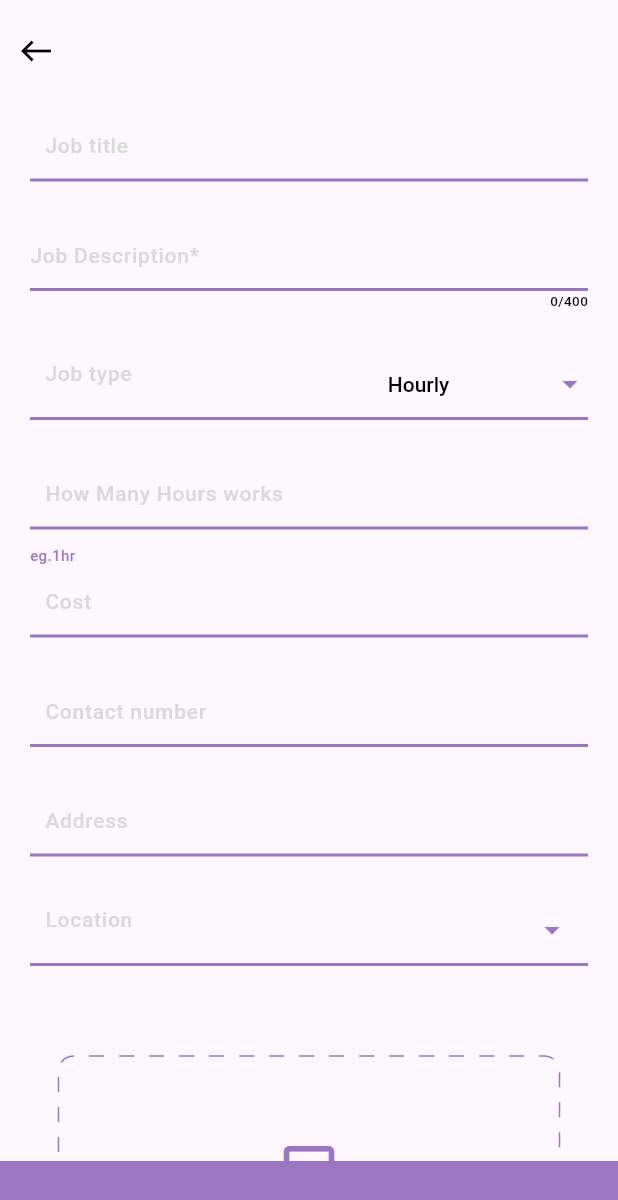
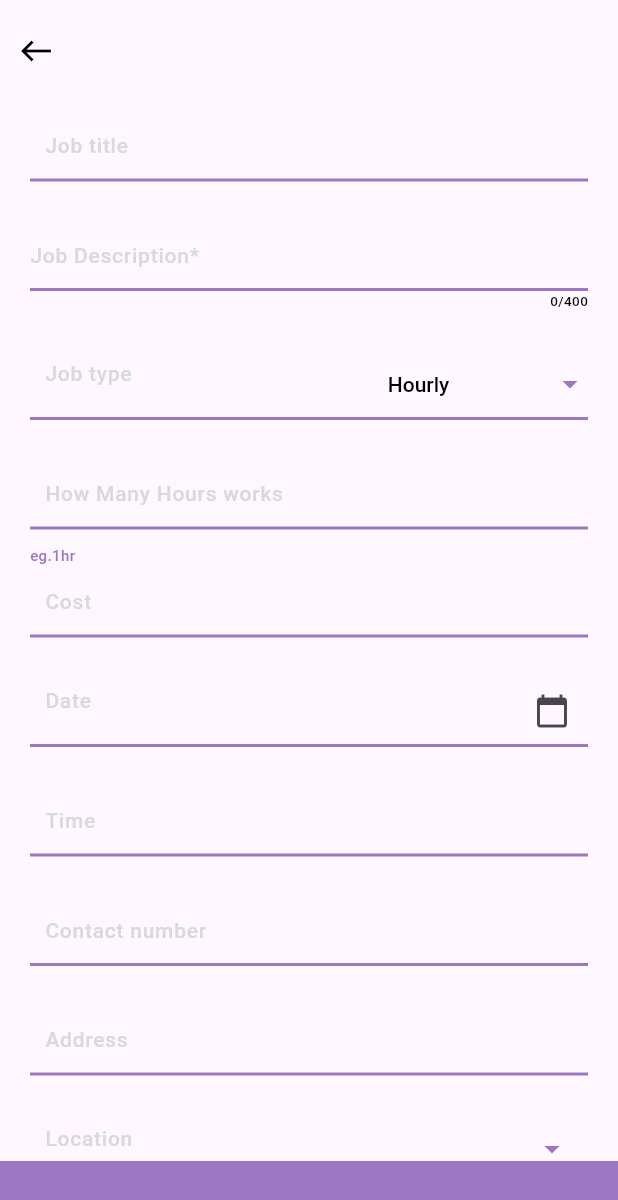
Before and after one commit to JosephVJFC/provider_frontend, a Flutter app: the Postdetailpage screen opened directly, on a phone screen of 412 x 824 dp. Shown: the top 1200 px of the screen. Run offline on Flutter 3.47's test engine with Material 2 defaults, Android fonts, the light colour scheme and no system bars; drawn by our look-alikes of dotted_border; our stand-ins replace awesome_snackbar_content, curved_navigation_bar, dio, flutter_svg, google_fonts, image_picker and 4 more; missing offline and left inert: otp_timer_button; accounts and stored records are empty; Roboto replaces fonts that are missing (Commissioner).

Commit message:
date and time field added

```diff
--- a/lib/pages/postdetailpage.dart
+++ b/lib/pages/postdetailpage.dart
@@ -6,6 +6,8 @@
 import 'package:dotted_border/dotted_border.dart';
 import 'package:image_picker/image_picker.dart';
 import 'package:provider_frontend/pages/home.dart';
+
+
 
 class Postdetailpage extends StatefulWidget {
   final  String? id;
@@ -18,6 +20,9 @@
 
 class _PostdetailpageState extends State<Postdetailpage> {
   final TextEditingController _textController = TextEditingController();
+  TextEditingController _dateController = TextEditingController();
+   DateTime? _selectedDate;
+
   String selectedJobType = 'Hourly';
 
   int maxCharacters = 400; // Adjusted the character limit to 400
@@ -33,6 +38,23 @@
   void initState() {
     super.initState();
     _textController.addListener(_updateCharacterCount);
+  }
+
+    Future<void> _selectDate(BuildContext context) async {
+    final DateTime picked = (await showDatePicker(
+      context: context,
+      initialDate: _selectedDate ?? DateTime.now(),
+      firstDate: DateTime(1900),
+      lastDate: DateTime(2100),
+    ))!;
+
+    // ignore: unnecessary_null_comparison
+    if (picked != null && picked != _selectedDate) {
+      setState(() {
+        _selectedDate = picked;
+        String formatteddate = "${picked.day}/${picked.month}/${picked.year}";
+      });
+    }
   }
 
   @override
@@ -353,6 +375,62 @@
                       ),
                     },
 
+                     const SizedBox(height: 25),
+                    TextFormField(
+                      controller: _dateController,
+                      decoration: InputDecoration(
+                        hintText: 'Date',
+                         suffixIcon: IconButton(
+                          icon: const Icon(
+                            Icons.calendar_today,
+                          ),
+                          onPressed: () => _selectDate(context),
+                        ),
+                        hintStyle: GoogleFonts.commissioner(
+                          fontSize: 14,
+                          fontWeight: FontWeight.w500,
+                          color: const Color.fromRGBO(217, 217, 217, 1),
+                        ),
+                        contentPadding: const EdgeInsets.symmetric(
+                            vertical: 5.0, horizontal: 10.0),
+                        focusedBorder: const UnderlineInputBorder(
+                          borderSide: BorderSide(
+                              color: Color.fromRGBO(157, 118, 193, 1),
+                              width: 2.5),
+                        ),
+                        enabledBorder: const UnderlineInputBorder(
+                          borderSide: BorderSide(
+                              color: Color.fromRGBO(157, 118, 193, 1),
+                              width: 2),
+                        ),
+                      ),
+                    ),
+
+
+                     const SizedBox(height: 25),
+                    TextFormField(
+                      decoration: InputDecoration(
+                        hintText: 'Time',
+                        hintStyle: GoogleFonts.commissioner(
+                          fontSize: 14,
+                          fontWeight: FontWeight.w500,
+                          color: const Color.fromRGBO(217, 217, 217, 1),
+                        ),
+                        contentPadding: const EdgeInsets.symmetric(
+                            vertical: 5.0, horizontal: 10.0),
+                        focusedBorder: const UnderlineInputBorder(
+                          borderSide: BorderSide(
+                              color: Color.fromRGBO(157, 118, 193, 1),
+                              width: 2.5),
+                        ),
+                        enabledBorder: const UnderlineInputBorder(
+                          borderSide: BorderSide(
+                              color: Color.fromRGBO(157, 118, 193, 1),
+                              width: 2),
+                        ),
+                      ),
+                    ),
+
                     const SizedBox(height: 25),
                     TextFormField(
                       decoration: InputDecoration(
```
